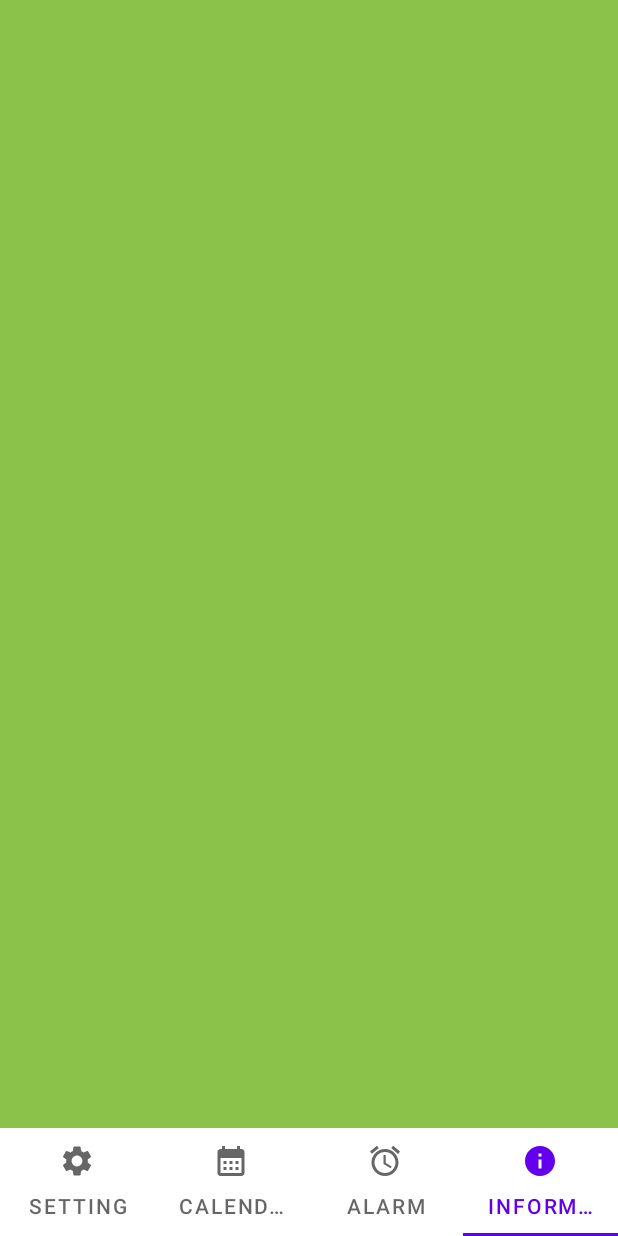
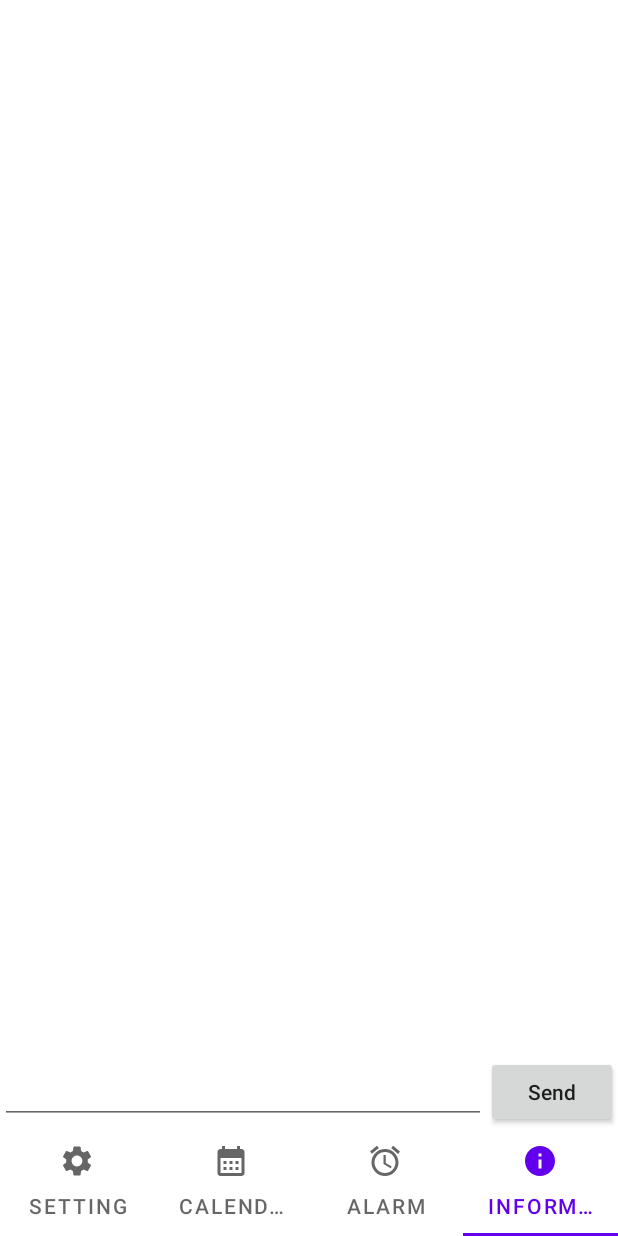
Before and after one commit to SW0929/Smart_Mask_Project, an Android app: the screen it shows after launch (MainActivity), item 4 of the bottom bar chosen, on a phone screen of 412 x 824 dp. Run offline under Robolectric (Android 15) with nearby library versions, the phone set to English and light mode, and no system bars; 6 statements that could not run were skipped.

Commit message:
05/23/23_02

```diff
--- a/app/src/main/AndroidManifest.xml
+++ b/app/src/main/AndroidManifest.xml
@@ -1,6 +1,8 @@
 <?xml version="1.0" encoding="utf-8"?>
 <manifest xmlns:android="http://schemas.android.com/apk/res/android"
     xmlns:tools="http://schemas.android.com/tools">
+
+    <uses-permission android:name="android.permission.INTERNET"/>
 
     <!-- Bluetooth 허용-->
     <uses-permission android:name="android.permission.BLUETOOTH_CONNECT" />
@@ -11,6 +13,7 @@
     <uses-permission android:name="android.permission.WAKE_LOCK"/>
 
     <application
+        android:enableOnBackInvokedCallback="true"
         android:allowBackup="true"
         android:dataExtractionRules="@xml/data_extraction_rules"
         android:fullBackupContent="@xml/backup_rules"
--- a/app/src/main/java/com/bliss/csc/smart_mask_sw9909/fragment/InfoFragment.kt
+++ b/app/src/main/java/com/bliss/csc/smart_mask_sw9909/fragment/InfoFragment.kt
@@ -5,17 +5,49 @@ import android.view.LayoutInflater
 import android.view.View
 import android.view.ViewGroup
 import androidx.fragment.app.Fragment
-import com.bliss.csc.smart_mask_sw9909.R
 import com.bliss.csc.smart_mask_sw9909.databinding.InfoFragmentBinding
+import com.bliss.csc.smart_mask_sw9909.fragment.chat.ChatBot
 
 class InfoFragment: Fragment() {
     lateinit var binding: InfoFragmentBinding
+
+    private lateinit var chatBot: ChatBot
+
+
     override fun onCreateView(
         inflater: LayoutInflater,
         container: ViewGroup?,
         savedInstanceState: Bundle?
     ): View? {
         binding = InfoFragmentBinding.inflate(inflater, container, false)
+
+
+        // recyclerView 사용
+
+        val apiKey = "*************************************" // todo 개인 gpt 키 사용
+        val baseUrl = "https://api.openai.com/v1/chat/completions"
+        val chatGptModel = "gpt-3.5-turbo" // 또는 원하는 ChatGPT 모델 지정
+
+        chatBot = ChatBot(apiKey, baseUrl, chatGptModel)
+
+        binding.sendButton.setOnClickListener {
+            val message = binding.userInputEditText.text.toString().trim()
+
+            if (message.isNotEmpty()) {
+                binding.userInputEditText.text.clear()
+                chatBot.sendMessage(message) { reply ->
+                    activity?.runOnUiThread {
+                        reply?.let {
+                            binding.chatTextView.append("User: $message\n")
+                            binding.chatTextView.append("ChatBot: $it\n\n")
+                        }
+                    }
+                }
+            }
+        }
+
         return binding.root
     }
+
+
 }
--- a/app/src/main/res/layout/info_fragment.xml
+++ b/app/src/main/res/layout/info_fragment.xml
@@ -1,7 +1,46 @@
 <?xml version="1.0" encoding="utf-8"?>
 <androidx.constraintlayout.widget.ConstraintLayout xmlns:android="http://schemas.android.com/apk/res/android"
     android:layout_width="match_parent"
-    android:background="#8BC34A"
-    android:layout_height="match_parent">
+    android:layout_height="match_parent"
+    xmlns:app="http://schemas.android.com/apk/res-auto">
+
+    <LinearLayout
+        android:id="@+id/sendLinearLayout"
+        android:orientation="horizontal"
+        app:layout_constraintLeft_toLeftOf="parent"
+        app:layout_constraintRight_toRightOf="parent"
+        app:layout_constraintBottom_toBottomOf="parent"
+        android:layout_width="match_parent"
+        android:layout_height="wrap_content">
+
+        <EditText
+
+            android:inputType="text"
+            android:id="@+id/userInputEditText"
+            android:layout_width="0dp"
+            android:layout_weight="9"
+            android:layout_height="wrap_content"/>
+
+
+
+        <androidx.appcompat.widget.AppCompatButton
+            android:id="@+id/sendButton"
+            android:text="Send"
+            android:textAllCaps="false"
+            android:layout_width="wrap_content"
+            android:layout_height="wrap_content"/>
+
+    </LinearLayout>
+
+
+    <TextView
+        android:textSize="30sp"
+        app:layout_constraintLeft_toLeftOf="parent"
+        app:layout_constraintRight_toRightOf="parent"
+        app:layout_constraintTop_toTopOf="parent"
+        app:layout_constraintBottom_toTopOf="@id/sendLinearLayout"
+        android:id="@+id/chatTextView"
+        android:layout_width="0dp"
+        android:layout_height="0dp"/>
 
 </androidx.constraintlayout.widget.ConstraintLayout>
```
Also changed, not shown: app/build.gradle (+10 -0 lines), app/src/main/java/com/bliss/csc/smart_mask_sw9909/fragment/chat/ChatBot.kt (added, +64 -0 lines), app/src/main/res/layout/item_chat.xml (added, +17 -0 lines).
